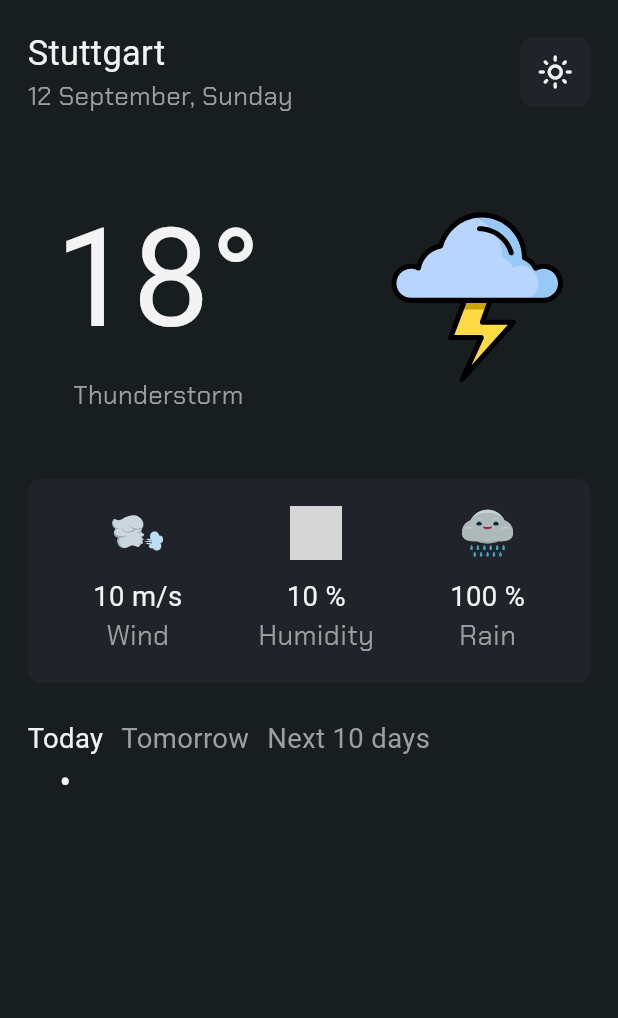
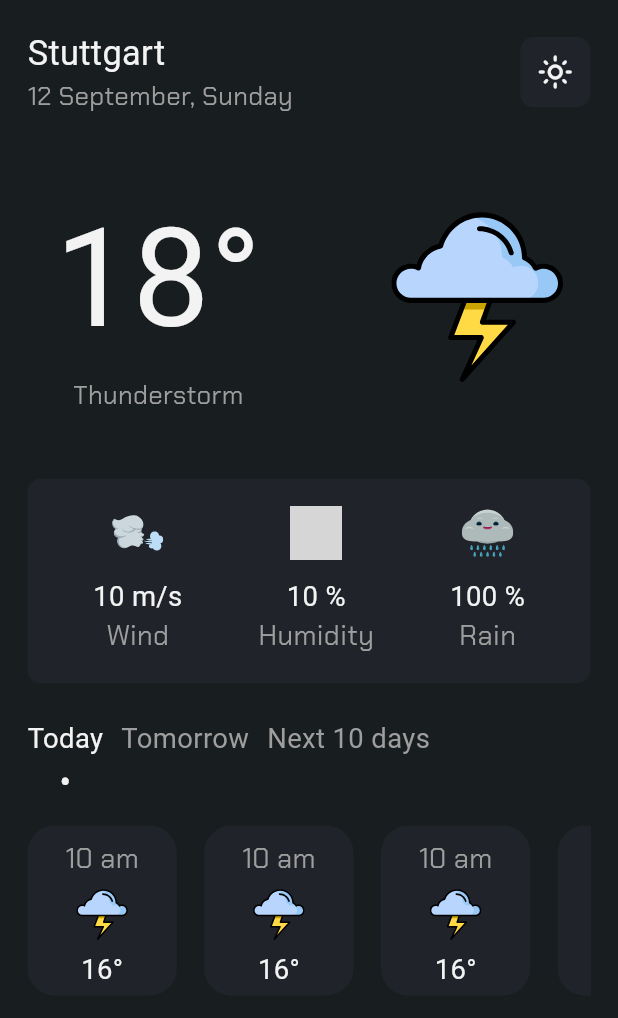
Before and after one commit to BabaVoos/Weather_App, a Flutter app: the screen it shows after launch, on a phone screen of 412 x 824 dp. Shown: the top 1018 px of the screen. Run offline on Flutter 3.47's test engine with Material 3 defaults, Android fonts, the phone set to English and light mode, and no system bars; our stand-ins replace flutter_screenutil, flutter_svg, google_fonts; grey boxes are pictures that could not be loaded.

Commit message:
📋 Added HourlyForcastListView ⏳ Added HourlyForcastItem

```diff
--- a/lib/features/home/ui/home_screen.dart
+++ b/lib/features/home/ui/home_screen.dart
@@ -1,6 +1,7 @@
 import 'package:flutter/material.dart';
 import 'package:flutter_screenutil/flutter_screenutil.dart';
 import '../../../core/helpers/spacing.dart';
+import 'widgets/hourly_forcast_list_view.dart';
 import 'widgets/tempratutre_and_icon.dart';
 import 'widgets/home_screen.dart';
 import 'widgets/weather_days_selection.dart';
@@ -25,6 +26,8 @@ class HomeScreen extends StatelessWidget {
               const WeatherDetails(),
               verticalSpacing(20),
               const WeatherDaysSelection(),
+              verticalSpacing(10),
+              const HourlyForcastListView(),
             ],
           ),
         ),
--- /dev/null
+++ b/lib/features/home/ui/widgets/hourly_forcast_item.dart
@@ -0,0 +1,42 @@
+import 'package:flutter/material.dart';
+import 'package:flutter_screenutil/flutter_screenutil.dart';
+import 'package:flutter_svg/flutter_svg.dart';
+import '../../../../core/helpers/spacing.dart';
+import '../../../../core/theming/colors_manager.dart';
+import '../../../../core/theming/text_styles.dart';
+
+class HourlyForcastItem extends StatelessWidget {
+  const HourlyForcastItem({
+    super.key,
+  });
+
+  @override
+  Widget build(BuildContext context) {
+    return Container(
+      padding: EdgeInsets.symmetric(vertical: 8.h, horizontal: 22.w),
+      decoration: BoxDecoration(
+        borderRadius: BorderRadius.all(Radius.circular(16.r)),
+        color: ColorsManager.greyColor,
+      ),
+      child: Column(
+        children: [
+          Text(
+            '10 am',
+            style: TextStylesManager.font16GreyRegular,
+          ),
+          verticalSpacing(5),
+          SvgPicture.asset(
+            'assets/svgs/thunderstorm.svg',
+            width: 30.w,
+            height: 30.h,
+          ),
+          verticalSpacing(5),
+          Text(
+            '16°',
+            style: TextStylesManager.font16WhiteRegular,
+          ),
+        ],
+      ),
+    );
+  }
+}
--- /dev/null
+++ b/lib/features/home/ui/widgets/hourly_forcast_list_view.dart
@@ -0,0 +1,24 @@
+import 'package:flutter/material.dart';
+import 'package:flutter_screenutil/flutter_screenutil.dart';
+import '../../../../core/helpers/spacing.dart';
+import 'hourly_forcast_item.dart';
+
+class HourlyForcastListView extends StatelessWidget {
+  const HourlyForcastListView({
+    super.key,
+  });
+
+  @override
+  Widget build(BuildContext context) {
+    return SizedBox(
+      height: 95.h,
+      child: ListView.separated(
+        scrollDirection: Axis.horizontal,
+        cacheExtent: 20,
+        itemBuilder: (_, index) => const HourlyForcastItem(),
+        separatorBuilder: (_, index) => horizontalSpacing(16),
+        itemCount: 10,
+      ),
+    );
+  }
+}
```
